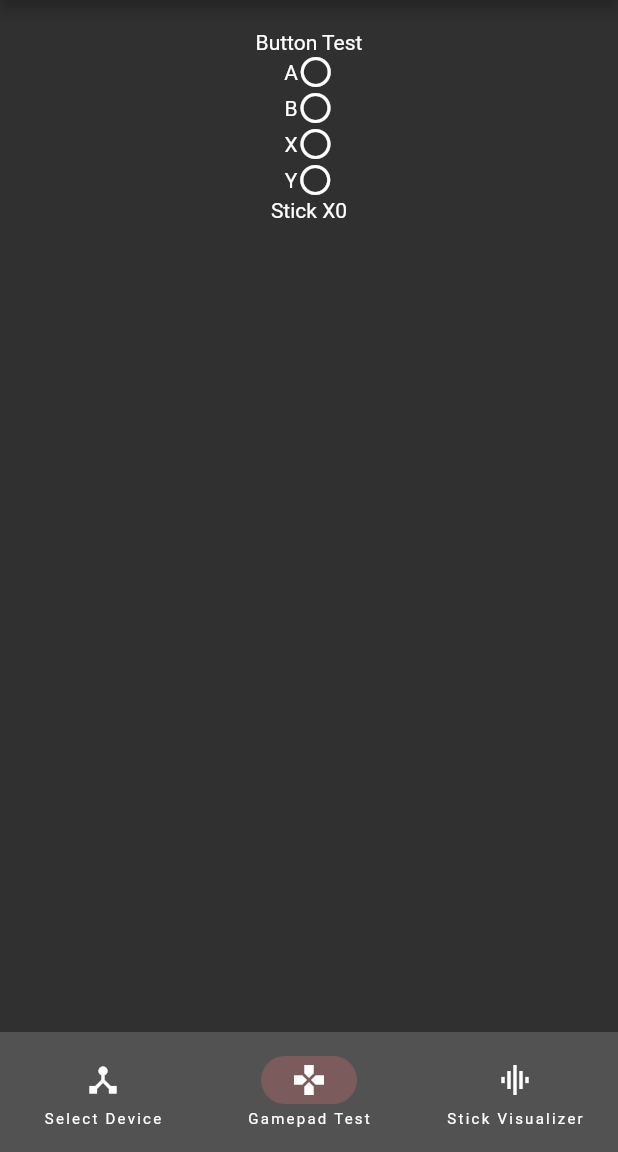
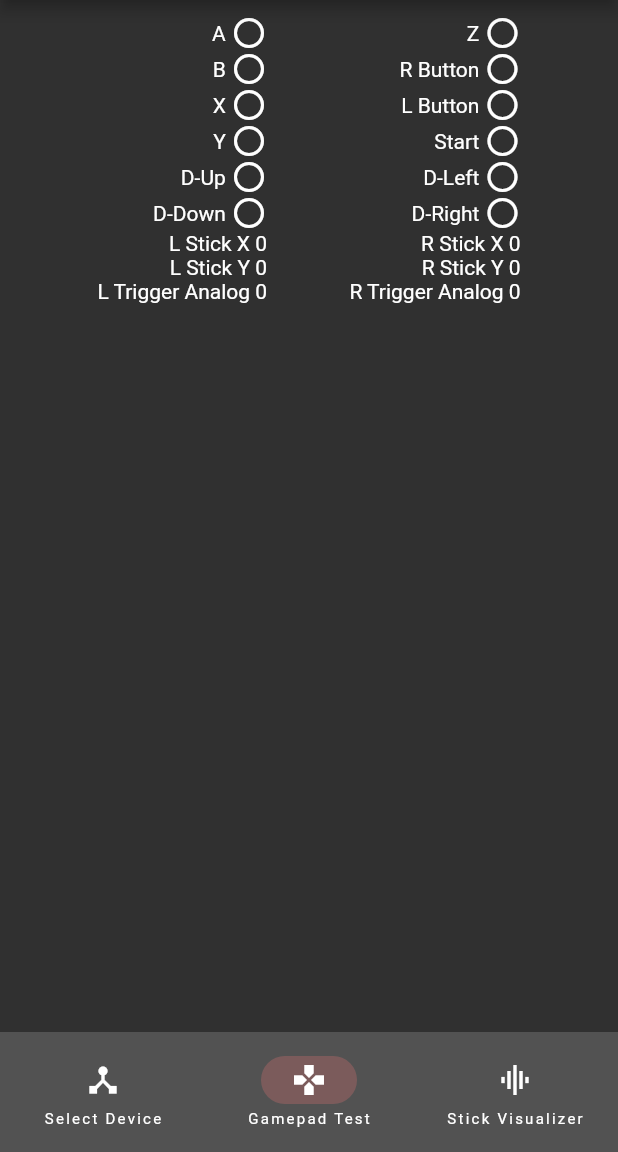
Before and after one commit to HandHeldLegend/HHL-JoyTool, a Flutter app: the screen it shows after launch, item 2 of the bottom bar chosen, on a phone screen of 412 x 824 dp, the part 84-1236 px from its top. Run offline on Flutter 3.47's test engine with Material 2 defaults, Android fonts, the phone set to English and light mode, and no system bars; our stand-ins replace convert; missing offline and left inert: dart:ffi, draw_graph, easy_isolate, hidapi_dart, quick_usb.

Commit message:
Updated to allow all buttons/triggers to be seen

```diff
--- a/lib/page_joypadtest.dart
+++ b/lib/page_joypadtest.dart
@@ -102,33 +102,94 @@ class _PageJoypadTestState extends State<PageJoypadTest> {
     joypadLoop();
 
     return Container(
-      padding: const EdgeInsets.all(20),
-      child: Column(
-        crossAxisAlignment: CrossAxisAlignment.center,
+      padding: const EdgeInsets.all(10),
+      child: Row(
+        mainAxisAlignment: MainAxisAlignment.spaceEvenly,
+        crossAxisAlignment: CrossAxisAlignment.end,
         children: [
-          const Text("Button Test"),
+        Column(
+        crossAxisAlignment: CrossAxisAlignment.end,
+        children: [
           ButtonUpdateWidget(
-            name: "A",
+            name: "A ",
             notifier: JoyToolMasterState().inputData.aButton,
           ),
           ButtonUpdateWidget(
-            name: "B",
+            name: "B ",
             notifier: JoyToolMasterState().inputData.bButton,
           ),
           ButtonUpdateWidget(
-            name: "X",
+            name: "X ",
             notifier: JoyToolMasterState().inputData.xButton,
           ),
           ButtonUpdateWidget(
-            name: "Y",
+            name: "Y ",
             notifier: JoyToolMasterState().inputData.yButton,
           ),
+          ButtonUpdateWidget(
+            name: "D-Up ",
+            notifier: JoyToolMasterState().inputData.dpadUp,
+          ),
+          ButtonUpdateWidget(
+            name: "D-Down ",
+            notifier: JoyToolMasterState().inputData.dpadDown,
+          ),
           AnalogUpdateWidget(
-            name: "Stick X",
+            name: "L Stick X ",
             notifier: JoyToolMasterState().inputData.lStickX,
+          ),
+          AnalogUpdateWidget(
+            name: "L Stick Y ",
+            notifier: JoyToolMasterState().inputData.lStickY,
+          ),
+          AnalogUpdateWidget(
+            name: "L Trigger Analog ",
+            notifier: JoyToolMasterState().inputData.lTrigger,
           )
         ],
       ),
+      Column(
+        crossAxisAlignment: CrossAxisAlignment.end,
+        children: [
+          ButtonUpdateWidget(
+            name: "Z ",
+            notifier: JoyToolMasterState().inputData.zrButton,
+          ),
+          ButtonUpdateWidget(
+            name: "R Button ",
+            notifier: JoyToolMasterState().inputData.rButton,
+          ),
+          ButtonUpdateWidget(
+            name: "L Button ",
+            notifier: JoyToolMasterState().inputData.lButton,
+          ),
+          ButtonUpdateWidget(
+            name: "Start ",
+            notifier: JoyToolMasterState().inputData.startButton,
+          ),
+          ButtonUpdateWidget(
+            name: "D-Left ",
+            notifier: JoyToolMasterState().inputData.dpadLeft,
+          ),
+          ButtonUpdateWidget(
+            name: "D-Right ",
+            notifier: JoyToolMasterState().inputData.dpadRight,
+          ),
+          AnalogUpdateWidget(
+            name: "R Stick X ",
+            notifier: JoyToolMasterState().inputData.rStickX,
+          ),
+          AnalogUpdateWidget(
+            name: "R Stick Y ",
+            notifier: JoyToolMasterState().inputData.rStickY,
+          ),
+          AnalogUpdateWidget(
+            name: "R Trigger Analog ",
+            notifier: JoyToolMasterState().inputData.rTrigger,
+          )
+        ],
+      )
+      ],)
     );
   }
 }
```
Also changed, not shown: lib/main.dart (+25 -13 lines).
